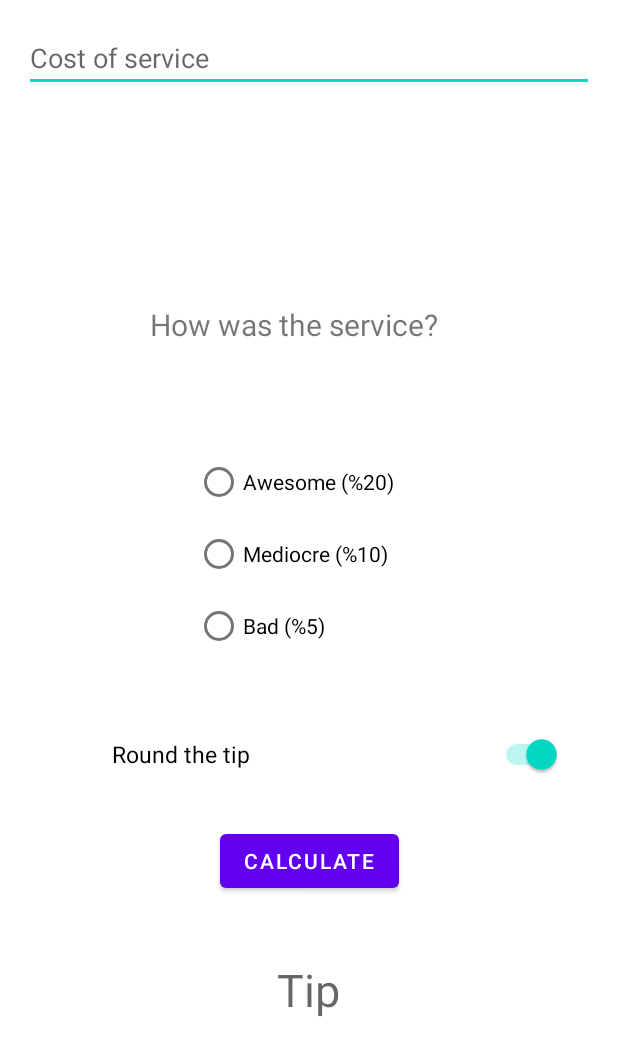
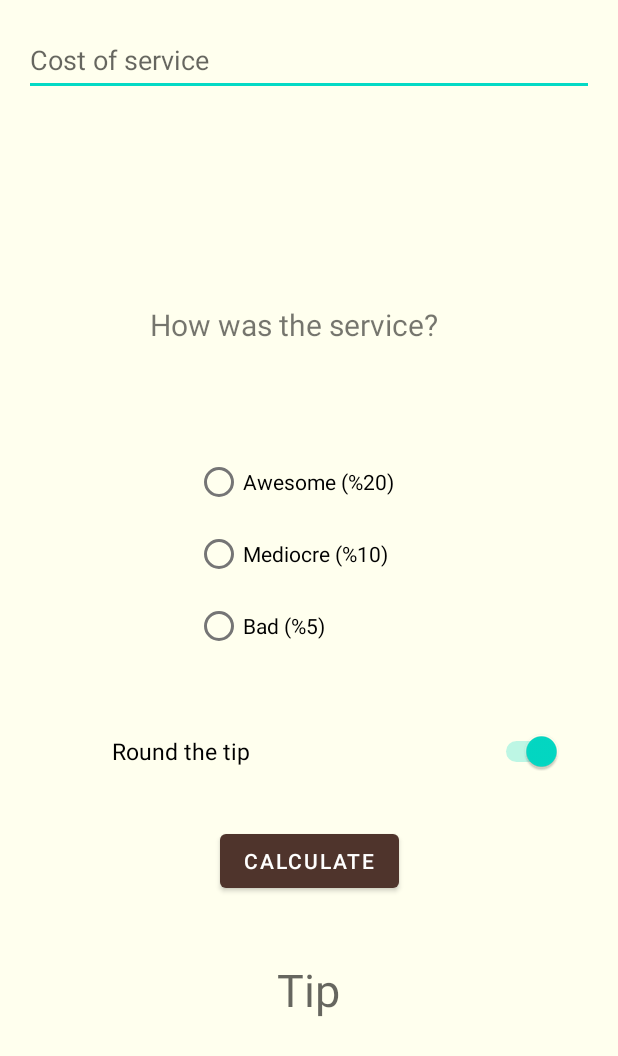
Before and after one commit to diclebahceli/Tip-Calculator, an Android app: the layout activity_main.xml on its own in the app's theme, with its tools: preview values and no code run, on a phone screen of 412 x 824 dp. Shown: the top 1056 px of the screen. Run offline under Robolectric (Android 15) with nearby library versions, the phone set to English and light mode, and no system bars.

Commit message:
change the color.

```diff
--- a/app/src/main/res/layout/activity_main.xml
+++ b/app/src/main/res/layout/activity_main.xml
@@ -4,7 +4,8 @@
     xmlns:tools="http://schemas.android.com/tools"
     android:layout_width="match_parent"
     android:layout_height="match_parent"
-    android:padding= "16dp"
+    android:background="@color/deepLightOrange"
+    android:padding="16dp"
     tools:context=".MainActivity">
 
     <TextView
@@ -12,14 +13,13 @@
         android:layout_width="wrap_content"
         android:layout_height="wrap_content"
         android:text="How was the service?"
+        android:textSize="20dp"
         app:layout_constraintBottom_toBottomOf="parent"
         app:layout_constraintEnd_toEndOf="parent"
         app:layout_constraintHorizontal_bias="0.447"
         app:layout_constraintStart_toStartOf="parent"
         app:layout_constraintTop_toTopOf="parent"
-        app:layout_constraintVertical_bias="0.244"
-        android:textSize="20dp"
-        >
+        app:layout_constraintVertical_bias="0.244">
 
 
     </TextView>
@@ -28,13 +28,13 @@
         android:id="@+id/EditTextt"
         android:layout_width="match_parent"
         android:layout_height="wrap_content"
-        app:layout_constraintTop_toTopOf="parent"
+        android:hint="Cost of service"
+        android:inputType="numberDecimal"
+        android:minHeight="48dp"
+        android:textAlignment="textStart"
         app:layout_constraintStart_toStartOf="parent"
-        android:inputType="numberDecimal"
-        android:hint="Cost of service"
-        android:textAlignment="textStart"
 
-        ></EditText>
+        app:layout_constraintTop_toTopOf="parent"></EditText>
 
 
     <RadioGroup
@@ -112,6 +112,7 @@
         android:layout_width="300dp"
         android:layout_height="wrap_content"
         android:checked="true"
+        android:minHeight="48dp"
         android:text="Round the tip"
         android:textSize="15dp"
         app:layout_constraintBottom_toBottomOf="parent"
--- a/app/src/main/res/values/colors.xml
+++ b/app/src/main/res/values/colors.xml
@@ -7,4 +7,13 @@
     <color name="teal_700">#FF018786</color>
     <color name="black">#FF000000</color>
     <color name="white">#FFFFFFFF</color>
+
+
+    <color name="darkBrown">#260e04</color>
+    <color name="lightBrown">#7c5e55</color>
+    <color name="Brown">#4f342c</color>
+    <color name="deepDarkOrange">#cb9b8c</color>
+    <color name="deepOrange">#ffccbc</color>
+    <color name="deepLightOrange">#ffffee </color>
+
 </resources>
--- a/app/src/main/res/values/strings.xml
+++ b/app/src/main/res/values/strings.xml
@@ -1,3 +1,3 @@
 <resources>
-    <string name="app_name">Tip Calculator,</string>
+    <string name="app_name">Tip Calculator</string>
 </resources>
--- a/app/src/main/res/values/themes.xml
+++ b/app/src/main/res/values/themes.xml
@@ -2,8 +2,8 @@
     <!-- Base application theme. -->
     <style name="Theme.TipCalculator" parent="Theme.MaterialComponents.DayNight.DarkActionBar">
         <!-- Primary brand color. -->
-        <item name="colorPrimary">@color/purple_500</item>
-        <item name="colorPrimaryVariant">@color/purple_700</item>
+        <item name="colorPrimary">@color/Brown</item>
+        <item name="colorPrimaryVariant">@color/darkBrown</item>
         <item name="colorOnPrimary">@color/white</item>
         <!-- Secondary brand color. -->
         <item name="colorSecondary">@color/teal_200</item>
```
